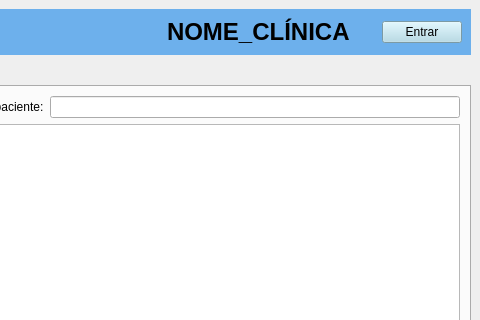
Qt form clinica_cpp/mainwindow.ui (juander/Projeto_CPP) before a commit; both pictures show x 800 to 1280 and y 0 to 320 of the 1280 by 720 pixel window.
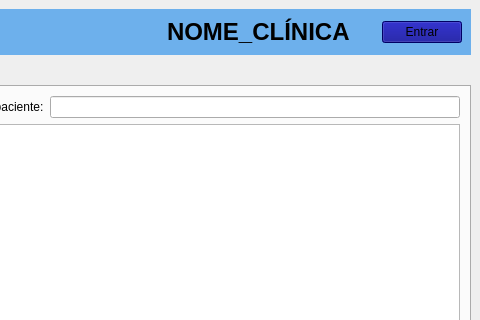
The same form after that commit. The open tabs and pages were chosen to show the change. Icons and pictures are not drawn.

Commit message: commit graças a deus

Patch:
```diff
--- a/clinica_cpp/mainwindow.ui
+++ b/clinica_cpp/mainwindow.ui
@@ -282,7 +282,7 @@
          <item>
           <widget class="QPushButton" name="btnEntrar">
            <property name="styleSheet">
-            <string notr="true">background-color: lightblue;</string>
+            <string notr="true">background-color: darkblue;</string>
            </property>
            <property name="text">
             <string>Entrar</string>
```
Left out of the diff: 2 changed lines with no effect on the pictures. The commit also changes 1 other file.
